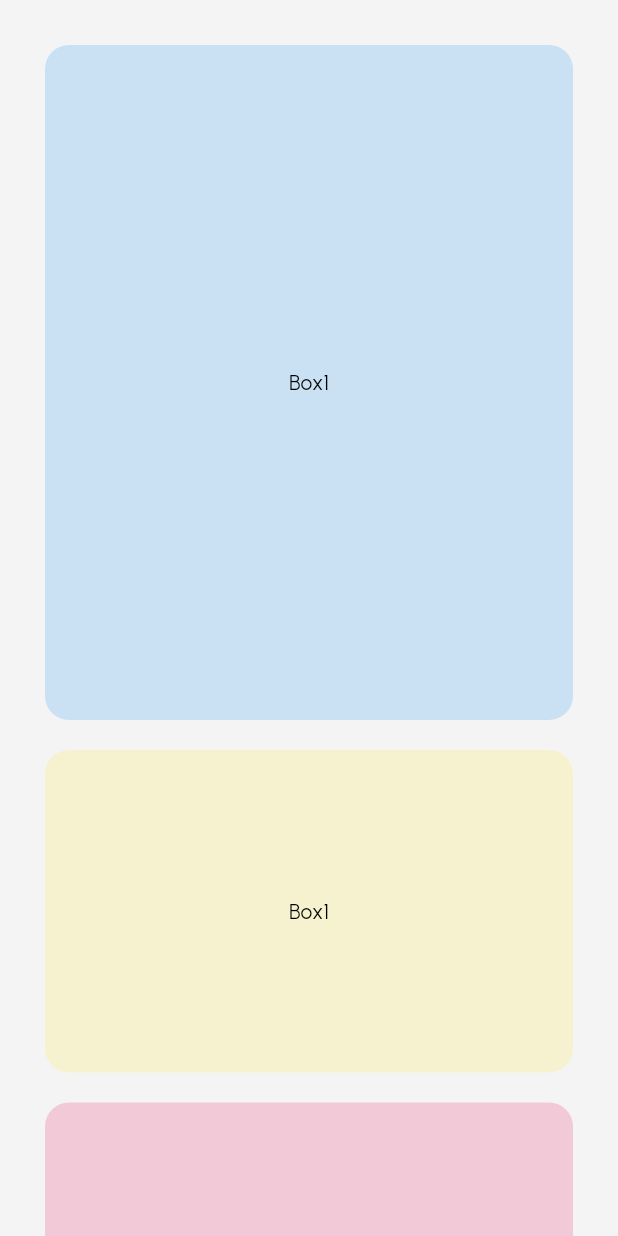
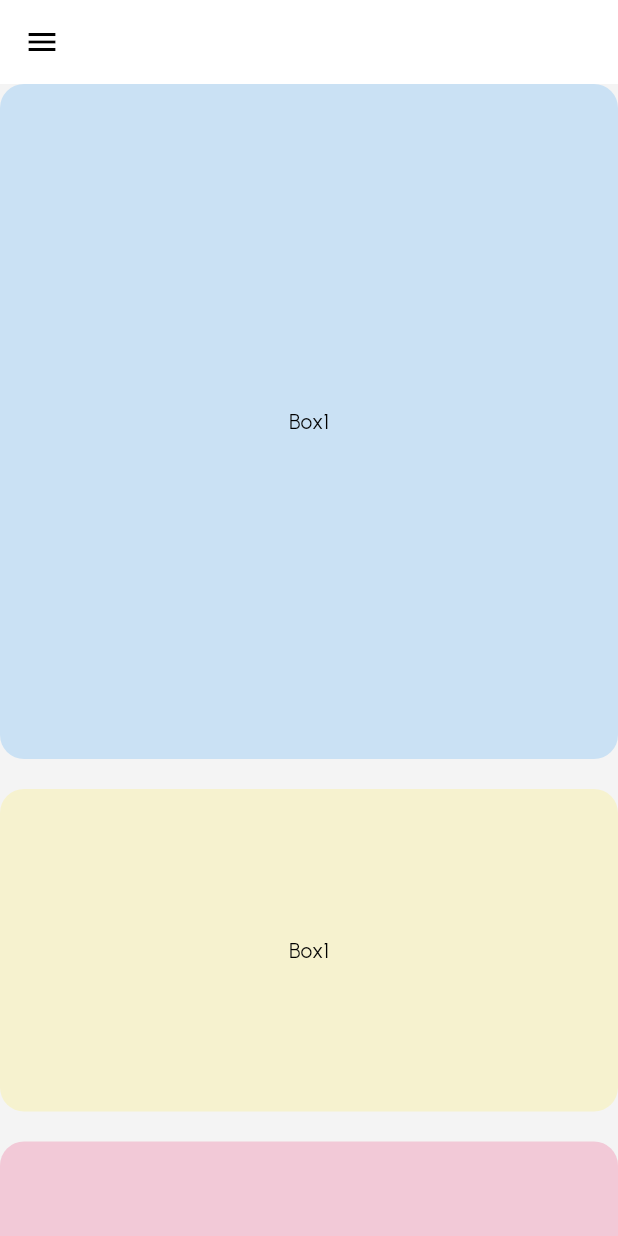
Before and after one commit to khaledtarek12/admin_panel, a Flutter app: the screen it shows after launch, on a phone screen of 412 x 824 dp. Run offline on Flutter 3.47's test engine with Material 3 defaults, Android fonts, the phone set to English and light mode, and no system bars; our stand-ins replace cached_network_image, cloud_firestore, connectivity_plus, firebase_core, firebase_storage, flutter_iconly and 9 more; accounts and stored records are empty.

Commit message:
add layout class to use later

```diff
--- a/lib/app.dart
+++ b/lib/app.dart
@@ -1,6 +1,8 @@
 import 'package:flutter/material.dart';
 import 'package:get/get.dart';
 import 'package:t_store_web_adimn/common/widgets/custom_shapes/container/rounded_container.dart';
+import 'package:t_store_web_adimn/common/widgets/layouts/header/templates/site_layout.dart';
+import 'package:t_store_web_adimn/common/widgets/responsive/responsive_desgin.dart';
 import 'package:t_store_web_adimn/routes/app_routes.dart';
 import 'package:t_store_web_adimn/routes/routes.dart';
 import 'package:t_store_web_adimn/utils/constants/text_strings.dart';
@@ -37,24 +39,10 @@ class ResposiveDesignScreen extends StatelessWidget {
 
   @override
   Widget build(BuildContext context) {
-    return Scaffold(
-      body: SingleChildScrollView(
-        child: Padding(
-          padding: const EdgeInsets.all(30),
-          child: LayoutBuilder(
-            builder: (context, constraints) {
-              if (constraints.maxWidth >= 1366) {
-                return const DeskTop();
-              } else if (constraints.maxWidth < 1366 &&
-                  constraints.maxWidth >= 768) {
-                return const Tablet();
-              } else {
-                return const Mobile();
-              }
-            },
-          ),
-        ),
-      ),
+    return const TSiteTemplate(
+      desktop: DeskTop(),
+      tablet: Tablet(),
+      mobile: Mobile(),
     );
   }
 }
--- a/lib/common/shammer/brand_shammer.dart
+++ b/lib/common/shammer/brand_shammer.dart
@@ -1,5 +1,5 @@
 import 'package:flutter/material.dart';
-import 'package:t_store_web_adimn/common/layouts/grid_layout.dart';
+import 'package:t_store_web_adimn/common/widgets/layouts/grid_layout.dart';
 import 'package:t_store_web_adimn/common/widgets/loading/skeltionizer.dart';
 
 class TBrandShammer extends StatelessWidget {
--- a/lib/common/shammer/category_shammer.dart
+++ b/lib/common/shammer/category_shammer.dart
@@ -1,6 +1,6 @@
 import 'package:flutter/material.dart';
 
-import 'package:t_store_web_adimn/common/layouts/grid_layout.dart';
+import 'package:t_store_web_adimn/common/widgets/layouts/grid_layout.dart';
 import 'package:t_store_web_adimn/common/widgets/loading/skeltionizer.dart';
 import 'package:t_store_web_adimn/utils/constants/sizes.dart';
 
--- /dev/null
+++ b/lib/common/widgets/layouts/header/templates/site_layout.dart
@@ -0,0 +1,34 @@
+import 'package:flutter/material.dart';
+import 'package:t_store_web_adimn/common/widgets/responsive/responsive_desgin.dart';
+import 'package:t_store_web_adimn/common/widgets/responsive/screens/desktop_layout.dart';
+import 'package:t_store_web_adimn/common/widgets/responsive/screens/mobile_layout.dart';
+import 'package:t_store_web_adimn/common/widgets/responsive/screens/tablet_layout.dart';
+
+class TSiteTemplate extends StatelessWidget {
+  const TSiteTemplate(
+      {super.key,
+      this.desktop,
+      this.tablet,
+      this.mobile,
+      this.useLayout = true});
+
+  final Widget? desktop;
+  final Widget? tablet;
+  final Widget? mobile;
+  final bool useLayout;
+  @override
+  Widget build(BuildContext context) {
+    return Scaffold(
+      body: TResposiveWidget(
+        desktop:
+            useLayout ? DesktopLayout(body: desktop) : desktop ?? Container(),
+        tablet: useLayout
+            ? TabletLayout(body: tablet ?? desktop)
+            : tablet ?? Container(),
+        mobile: useLayout
+            ? MobileLayout(body: mobile ?? desktop)
+            : mobile ?? Container(),
+      ),
+    );
+  }
+}
--- /dev/null
+++ b/lib/common/widgets/responsive/responsive_desgin.dart
@@ -0,0 +1,31 @@
+import 'package:flutter/material.dart';
+import 'package:t_store_web_adimn/utils/constants/sizes.dart';
+
+class TResposiveWidget extends StatelessWidget {
+  const TResposiveWidget({
+    super.key,
+    required this.desktop,
+    required this.tablet,
+    required this.mobile,
+  });
+
+  final Widget desktop;
+  final Widget tablet;
+  final Widget mobile;
+
+  @override
+  Widget build(BuildContext context) {
+    return LayoutBuilder(
+      builder: (_, constraints) {
+        if (constraints.maxWidth >= TSizes.desktopScreenSize) {
+          return desktop;
+        } else if (constraints.maxWidth < TSizes.desktopScreenSize &&
+            constraints.maxWidth >= TSizes.tabletScreenSize) {
+          return tablet;
+        } else {
+          return mobile;
+        }
+      },
+    );
+  }
+}
--- /dev/null
+++ b/lib/common/widgets/responsive/screens/mobile_layout.dart
@@ -0,0 +1,23 @@
+import 'package:flutter/material.dart';
+import 'package:t_store_web_adimn/common/widgets/custom_shapes/container/rounded_container.dart';
+
+class MobileLayout extends StatelessWidget {
+  const MobileLayout({super.key, this.body});
+
+    final Widget? body;
+
+
+  @override
+  Widget build(BuildContext context) {
+    return Scaffold(
+      drawer: const Drawer(),
+      appBar: AppBar(),
+      body: body ??
+          TRoundedContainer(
+            width: double.infinity,
+            height: 500,
+            backgroundCoIor: Colors.blue.withOpacity(0.4),
+          ),
+    );
+  }
+  }
--- a/lib/utils/constants/sizes.dart
+++ b/lib/utils/constants/sizes.dart
@@ -1,4 +1,9 @@
 class TSizes {
+
+  // screen width
+    static const double desktopScreenSize = 1366;
+    static const double tabletScreenSize = 768;
+
   // Pading And Margin Sizes
   static const double xs = 4.0;
   static const double sm = 8.0;
```
Also changed, not shown: lib/common/widgets/responsive/screens/desktop_layout.dart (added, +35 -0 lines), lib/common/widgets/responsive/screens/tablet_layout.dart (added, +22 -0 lines), lib/common/widgets/layouts/grid_layout.dart (renamed from lib/common/layouts/grid_layout.dart).
